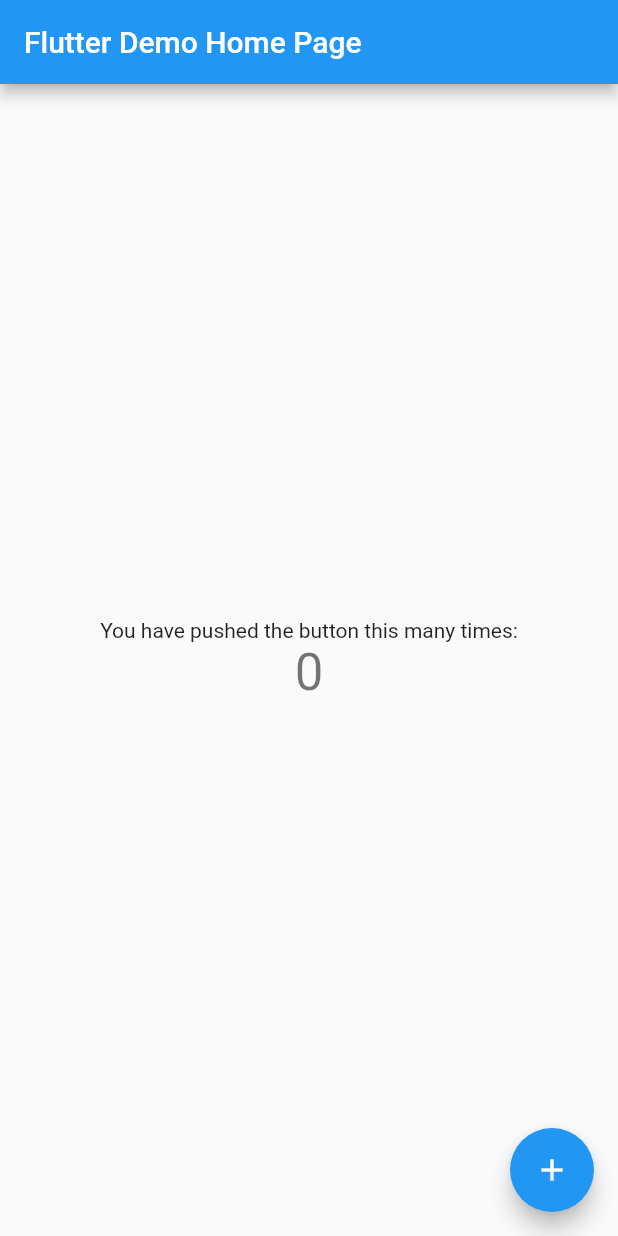
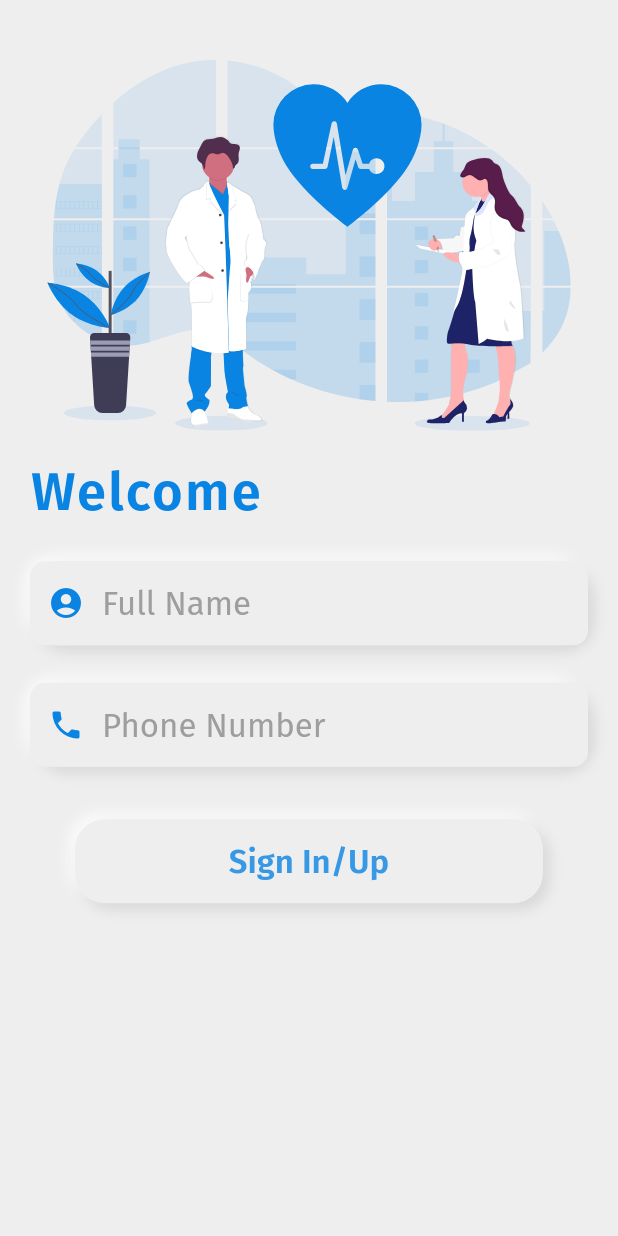
Before and after one commit to niloysikdar/Plaso-Connect, a Flutter app: the screen it shows after launch, on a phone screen of 412 x 824 dp. Run offline on Flutter 3.47's test engine with Material 2 defaults, Android fonts, the phone set to English and light mode, and no system bars; our stand-ins replace flutter_svg, google_fonts.

Commit message:
Added SignUp Screen

```diff
--- /dev/null
+++ b/lib/constants/colors.dart
@@ -0,0 +1,22 @@
+import 'package:flutter/material.dart';
+
+// For Neumorphic light
+
+Color kbackgroundLight = Color(0xFFEFEEEE);
+Color klightShadowForLight = Colors.white.withOpacity(0.8);
+Color kdarkShadowForLight = Colors.black.withOpacity(0.1);
+
+MaterialColor kelectronBlue = MaterialColor(0xff0984e3, color);
+
+Map<int, Color> color = {
+  50: Color.fromRGBO(9, 132, 227, .1),
+  100: Color.fromRGBO(9, 132, 227, .2),
+  200: Color.fromRGBO(9, 132, 227, .3),
+  300: Color.fromRGBO(9, 132, 227, .4),
+  400: Color.fromRGBO(9, 132, 227, .5),
+  500: Color.fromRGBO(9, 132, 227, .6),
+  600: Color.fromRGBO(9, 132, 227, .7),
+  700: Color.fromRGBO(9, 132, 227, .8),
+  800: Color.fromRGBO(9, 132, 227, .9),
+  900: Color.fromRGBO(9, 132, 227, 1),
+};
--- a/lib/main.dart
+++ b/lib/main.dart
@@ -1,113 +1,35 @@
 import 'package:flutter/material.dart';
+import 'package:flutter/services.dart';
+import 'package:google_fonts/google_fonts.dart';
+import 'package:plaso_connect/constants/colors.dart';
+import 'package:plaso_connect/screens/signup.dart';
 
-void main() {
-  runApp(MyApp());
+Future<void> main() async {
+  WidgetsFlutterBinding.ensureInitialized();
+  // await Firebase.initializeApp();
+  SystemChrome.setPreferredOrientations([
+    DeviceOrientation.portraitUp,
+  ]).then((val) {
+    runApp(MyApp());
+  });
 }
 
 class MyApp extends StatelessWidget {
-  // This widget is the root of your application.
   @override
   Widget build(BuildContext context) {
     return MaterialApp(
-      title: 'Flutter Demo',
+      debugShowCheckedModeBanner: false,
       theme: ThemeData(
-        // This is the theme of your application.
-        //
-        // Try running your application with "flutter run". You'll see the
-        // application has a blue toolbar. Then, without quitting the app, try
-        // changing the primarySwatch below to Colors.green and then invoke
-        // "hot reload" (press "r" in the console where you ran "flutter run",
-        // or simply save your changes to "hot reload" in a Flutter IDE).
-        // Notice that the counter didn't reset back to zero; the application
-        // is not restarted.
-        primarySwatch: Colors.blue,
+        textTheme: GoogleFonts.firaSansTextTheme(
+          Theme.of(context).textTheme,
+        ),
+        scaffoldBackgroundColor: kbackgroundLight,
+        primarySwatch: kelectronBlue,
+        accentColor: kelectronBlue,
+        primaryColor: kelectronBlue,
+        iconTheme: IconThemeData(color: kelectronBlue),
       ),
-      home: MyHomePage(title: 'Flutter Demo Home Page'),
+      home: SignUpPage(),
     );
   }
 }
-
-class MyHomePage extends StatefulWidget {
-  MyHomePage({Key? key, this.title}) : super(key: key);
-
-  // This widget is the home page of your application. It is stateful, meaning
-  // that it has a State object (defined below) that contains fields that affect
-  // how it looks.
-
-  // This class is the configuration for the state. It holds the values (in this
-  // case the title) provided by the parent (in this case the App widget) and
-  // used by the build method of the State. Fields in a Widget subclass are
-  // always marked "final".
-
-  final String? title;
-
-  @override
-  _MyHomePageState createState() => _MyHomePageState();
-}
-
-class _MyHomePageState extends State<MyHomePage> {
-  int _counter = 0;
-
-  void _incrementCounter() {
-    setState(() {
-      // This call to setState tells the Flutter framework that something has
-      // changed in this State, which causes it to rerun the build method below
-      // so that the display can reflect the updated values. If we changed
-      // _counter without calling setState(), then the build method would not be
-      // called again, and so nothing would appear to happen.
-      _counter++;
-    });
-  }
-
-  @override
-  Widget build(BuildContext context) {
-    // This method is rerun every time setState is called, for instance as done
-    // by the _incrementCounter method above.
-    //
-    // The Flutter framework has been optimized to make rerunning build methods
-    // fast, so that you can just rebuild anything that needs updating rather
-    // than having to individually change instances of widgets.
-    return Scaffold(
-      appBar: AppBar(
-        // Here we take the value from the MyHomePage object that was created by
-        // the App.build method, and use it to set our appbar title.
-        title: Text(widget.title!),
-      ),
-      body: Center(
-        // Center is a layout widget. It takes a single child and positions it
-        // in the middle of the parent.
-        child: Column(
-          // Column is also a layout widget. It takes a list of children and
-          // arranges them vertically. By default, it sizes itself to fit its
-          // children horizontally, and tries to be as tall as its parent.
-          //
-          // Invoke "debug painting" (press "p" in the console, choose the
-          // "Toggle Debug Paint" action from the Flutter Inspector in Android
-          // Studio, or the "Toggle Debug Paint" command in Visual Studio Code)
-          // to see the wireframe for each widget.
-          //
-          // Column has various properties to control how it sizes itself and
-          // how it positions its children. Here we use mainAxisAlignment to
-          // center the children vertically; the main axis here is the vertical
-          // axis because Columns are vertical (the cross axis would be
-          // horizontal).
-          mainAxisAlignment: MainAxisAlignment.center,
-          children: <Widget>[
-            Text(
-              'You have pushed the button this many times:',
-            ),
-            Text(
-              '$_counter',
-              style: Theme.of(context).textTheme.headline4,
-            ),
-          ],
-        ),
-      ),
-      floatingActionButton: FloatingActionButton(
-        onPressed: _incrementCounter,
-        tooltip: 'Increment',
-        child: Icon(Icons.add),
-      ), // This trailing comma makes auto-formatting nicer for build methods.
-    );
-  }
-}
--- /dev/null
+++ b/lib/screens/signup.dart
@@ -0,0 +1,70 @@
+import 'package:flutter/material.dart';
+import 'package:plaso_connect/widgets/inputfield.dart';
+import 'package:plaso_connect/widgets/loginbutton.dart';
+import 'package:plaso_connect/widgets/loginheader.dart';
+
+class SignUpPage extends StatefulWidget {
+  @override
+  _SignUpPageState createState() => _SignUpPageState();
+}
+
+class _SignUpPageState extends State<SignUpPage> {
+  TextEditingController? namecontroller;
+  TextEditingController? phonecontroller;
+
+  @override
+  void initState() {
+    super.initState();
+    namecontroller = TextEditingController();
+    phonecontroller = TextEditingController();
+  }
+
+  @override
+  void dispose() {
+    namecontroller!.dispose();
+    phonecontroller!.dispose();
+    super.dispose();
+  }
+
+  @override
+  Widget build(BuildContext context) {
+    Size size = MediaQuery.of(context).size;
+    return SafeArea(
+      child: Scaffold(
+        body: SingleChildScrollView(
+          child: Padding(
+            padding: const EdgeInsets.all(20),
+            child: Column(
+              mainAxisAlignment: MainAxisAlignment.start,
+              crossAxisAlignment: CrossAxisAlignment.center,
+              children: [
+                loginHeader(size: size),
+                inputField(
+                  controller: namecontroller,
+                  prefixIcon: Icons.account_circle_rounded,
+                  hintText: "Full Name",
+                  textInputType: TextInputType.name,
+                ),
+                SizedBox(height: 25),
+                inputField(
+                  controller: phonecontroller,
+                  prefixIcon: Icons.phone,
+                  hintText: "Phone Number",
+                  textInputType: TextInputType.phone,
+                ),
+                SizedBox(height: 35),
+                loginButton(
+                  context: context,
+                  text: "Sign In/Up",
+                  onTap: () {
+                    print("Done");
+                  },
+                ),
+              ],
+            ),
+          ),
+        ),
+      ),
+    );
+  }
+}
--- /dev/null
+++ b/lib/widgets/boxdecoration.dart
@@ -0,0 +1,21 @@
+import 'package:flutter/material.dart';
+import 'package:plaso_connect/constants/colors.dart';
+
+BoxDecoration newboxDecoration() {
+  return BoxDecoration(
+    boxShadow: [
+      BoxShadow(
+        color: klightShadowForLight,
+        offset: Offset(-4.0, -4.0),
+        blurRadius: 7.0,
+      ),
+      BoxShadow(
+        color: kdarkShadowForLight,
+        offset: Offset(4.0, 4.0),
+        blurRadius: 7.0,
+      ),
+    ],
+    color: Color(0xFFEFEEEE),
+    borderRadius: BorderRadius.circular(20.0),
+  );
+}
--- /dev/null
+++ b/lib/widgets/inputfield.dart
@@ -0,0 +1,65 @@
+import 'package:flutter/material.dart';
+import 'package:plaso_connect/constants/colors.dart';
+import 'package:plaso_connect/widgets/boxdecoration.dart';
+
+Widget inputField({
+  required TextEditingController? controller,
+  required IconData prefixIcon,
+  required String hintText,
+  required TextInputType textInputType,
+}) {
+  return Container(
+    decoration: newboxDecoration(),
+    child: TextFormField(
+      controller: controller,
+      keyboardType: textInputType,
+      style: TextStyle(
+        fontSize: 22,
+        color: Colors.grey[700],
+      ),
+      decoration: InputDecoration(
+        filled: true,
+        fillColor: Color(0xFFEFEEEE),
+        prefixIcon: Icon(
+          prefixIcon,
+          color: kelectronBlue,
+        ),
+        contentPadding: EdgeInsets.symmetric(vertical: 15.0, horizontal: 15.0),
+        hintText: hintText,
+        hintStyle: TextStyle(
+          color: Colors.grey[500],
+        ),
+        errorStyle: TextStyle(
+          color: Colors.red.shade700,
+        ),
+        border: OutlineInputBorder(
+          borderSide: BorderSide.none,
+          borderRadius: BorderRadius.circular(10),
+        ),
+        enabledBorder: OutlineInputBorder(
+          borderSide: BorderSide.none,
+          borderRadius: BorderRadius.circular(10),
+        ),
+        disabledBorder: OutlineInputBorder(
+          borderSide: BorderSide.none,
+          borderRadius: BorderRadius.circular(10),
+        ),
+        focusedErrorBorder: OutlineInputBorder(
+          borderSide: BorderSide.none,
+          borderRadius: BorderRadius.circular(10),
+        ),
+        focusedBorder: OutlineInputBorder(
+          borderSide: BorderSide.none,
+          borderRadius: BorderRadius.circular(10),
+        ),
+        errorBorder: OutlineInputBorder(
+          borderRadius: BorderRadius.circular(10),
+          borderSide: BorderSide(
+            color: Colors.red,
+            width: 1.0,
+          ),
+        ),
+      ),
+    ),
+  );
+}
--- /dev/null
+++ b/lib/widgets/loginbutton.dart
@@ -0,0 +1,34 @@
+import 'package:flutter/material.dart';
+import 'package:plaso_connect/constants/colors.dart';
+import 'package:plaso_connect/widgets/boxdecoration.dart';
+
+Widget loginButton({
+  required BuildContext context,
+  required String text,
+  required Function onTap,
+}) {
+  return InkWell(
+    highlightColor: Colors.transparent,
+    hoverColor: Colors.transparent,
+    splashColor: Colors.transparent,
+    focusColor: Colors.transparent,
+    onTap: onTap as void Function()?,
+    child: Container(
+      width: double.infinity,
+      padding: EdgeInsets.symmetric(vertical: 15),
+      margin: EdgeInsets.symmetric(horizontal: 30),
+      decoration: newboxDecoration(),
+      child: Center(
+        child: Text(
+          text,
+          textAlign: TextAlign.center,
+          style: TextStyle(
+            color: kelectronBlue[700],
+            fontSize: 22,
+            fontWeight: FontWeight.w600,
+          ),
+        ),
+      ),
+    ),
+  );
+}
--- /dev/null
+++ b/lib/widgets/loginheader.dart
@@ -0,0 +1,36 @@
+import 'package:flutter/material.dart';
+import 'package:flutter_svg/flutter_svg.dart';
+import 'package:plaso_connect/constants/colors.dart';
+
+Widget loginHeader({required Size size}) {
+  return Column(
+    crossAxisAlignment: CrossAxisAlignment.start,
+    children: [
+      Container(
+        width: double.infinity,
+        alignment: Alignment.center,
+        margin: EdgeInsets.symmetric(vertical: 20),
+        child: SvgPicture.asset(
+          "assets/images/login.svg",
+          height: size.height * 0.3,
+          placeholderBuilder: (context) {
+            return SizedBox(
+              height: 150,
+              child: CircularProgressIndicator(),
+            );
+          },
+        ),
+      ),
+      Text(
+        "Welcome",
+        style: TextStyle(
+          color: kelectronBlue[900],
+          fontSize: 35,
+          fontWeight: FontWeight.w600,
+          letterSpacing: 1.5,
+        ),
+      ),
+      SizedBox(height: 25),
+    ],
+  );
+}
```
Also changed, not shown: pubspec.yaml (+4 -3 lines), assets/images/banner1.jpg (added), assets/images/banner2.png (added), assets/images/banner3.png (added), assets/images/faq.svg (added), assets/images/login.svg (added), assets/images/medicine.svg (added), assets/images/questions.svg (added), pubspec.lock, 1 other file.
